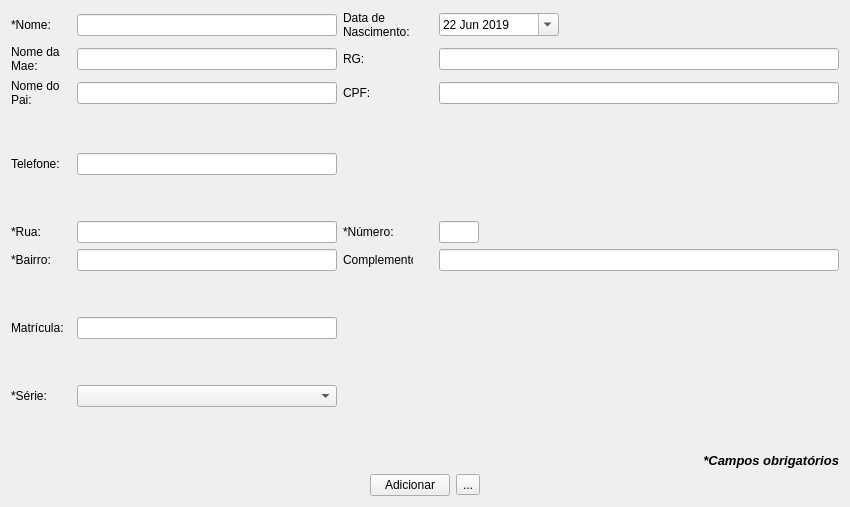
Old version of the form src/main/resources/base/ui/widgets/alunoForm.ui in the repository matheusfillipe/ganec.
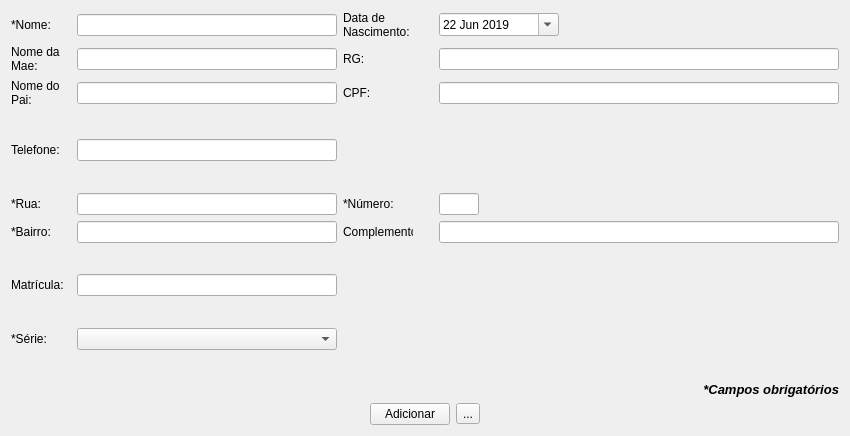
New version of the form. Icons and pictures are not drawn.

Patch:
```diff
--- a/src/main/resources/base/ui/widgets/alunoForm.ui
+++ b/src/main/resources/base/ui/widgets/alunoForm.ui
@@ -10,7 +10,7 @@
     <x>0</x>
     <y>0</y>
     <width>850</width>
-    <height>507</height>
+    <height>436</height>
    </rect>
   </property>
   <property name="sizePolicy">
```
